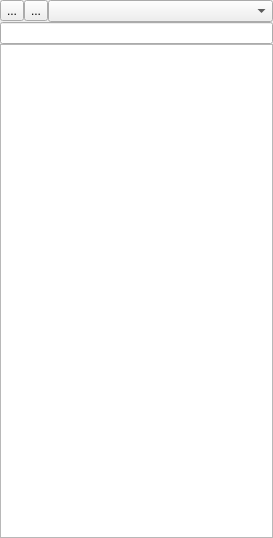
phoenix741/xinx, file xinx/ui/snipetlistwidget.ui: the form before one commit.
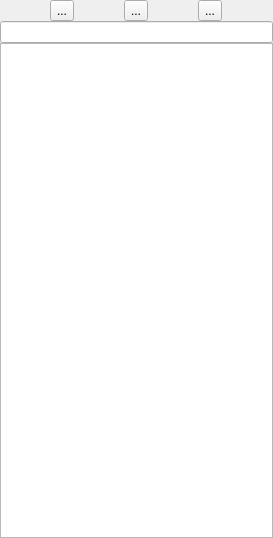
The form after the commit. Icons and pictures are not drawn. Custom widgets are drawn as their Qt base class.

Patch:
```diff
--- a/xinx/ui/snipetlistwidget.ui
+++ b/xinx/ui/snipetlistwidget.ui
@@ -33,6 +33,17 @@
        </property>
       </widget>
      </item>
+     <item>
+      <widget class="QToolButton" name="m_callBtn">
+       <property name="text">
+        <string>...</string>
+       </property>
+       <property name="icon">
+        <iconset resource="../application.qrc">
+         <normaloff>:/images/run.png</normaloff>:/images/run.png</iconset>
+       </property>
+      </widget>
+     </item>
      <item>
       <widget class="QToolButton" name="m_paramSnipetBtn">
        <property name="text">
@@ -44,13 +55,6 @@
        </property>
       </widget>
      </item>
-     <item>
-      <widget class="QComboBox" name="comboBox">
-       <property name="editable">
-        <bool>false</bool>
-       </property>
-      </widget>
-     </item>
     </layout>
    </item>
    <item>
```
Left out of the diff: 4 changed lines with no effect on the pictures.
